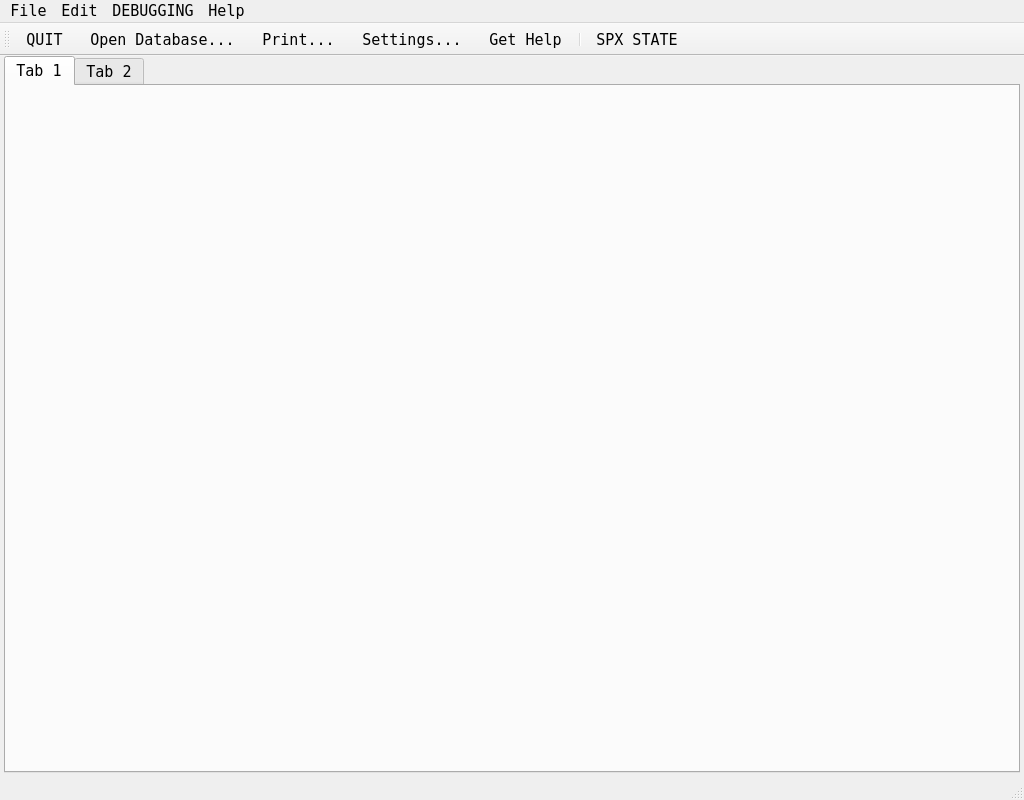
dmarc0001/spx42Control, file src/ui/SPX42ControlMainWin.ui: the form before one commit.
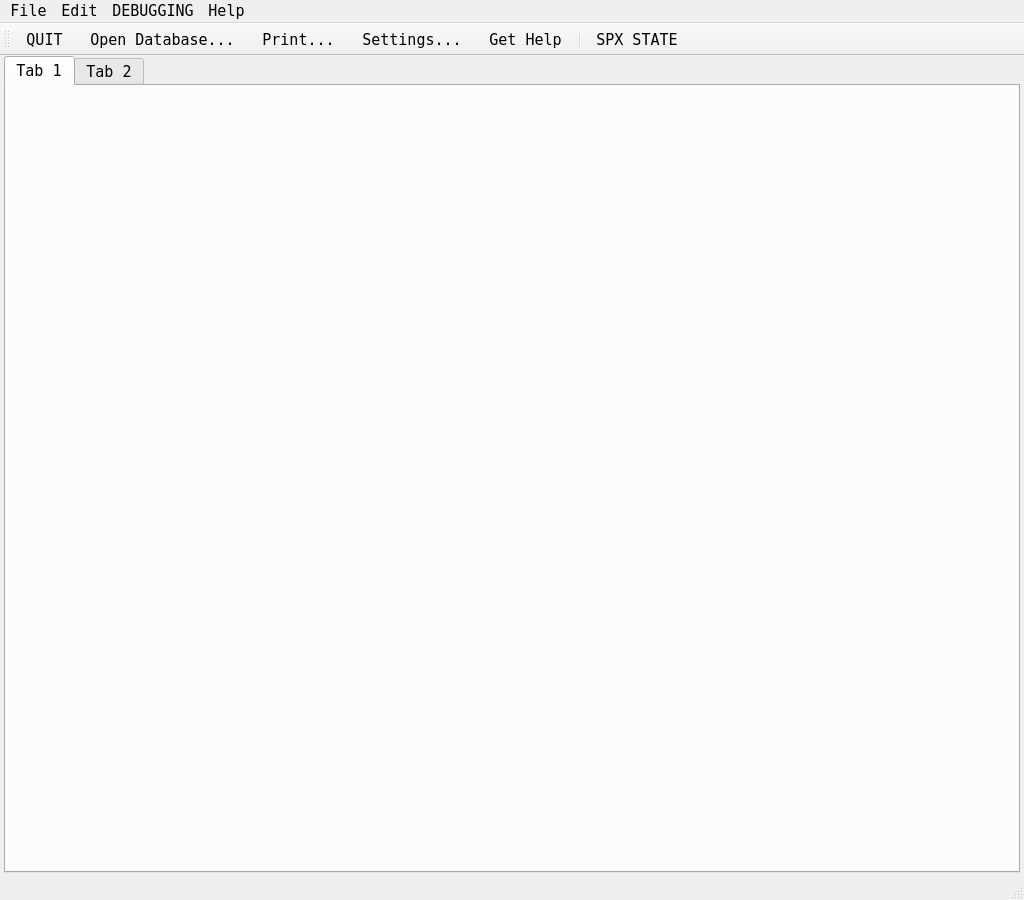
The form after the commit. Icons and pictures are not drawn.

Commit message: - mindesthöhe auf 900 wg busy-anzeige und fontgrößen

The edit to the form file:
```diff
--- a/src/ui/SPX42ControlMainWin.ui
+++ b/src/ui/SPX42ControlMainWin.ui
@@ -7,19 +7,19 @@
     <x>0</x>
     <y>0</y>
     <width>1024</width>
-    <height>800</height>
+    <height>900</height>
    </rect>
   </property>
   <property name="minimumSize">
    <size>
     <width>980</width>
-    <height>800</height>
+    <height>900</height>
    </size>
   </property>
   <property name="maximumSize">
    <size>
     <width>2048</width>
-    <height>1820</height>
+    <height>1900</height>
    </size>
   </property>
   <property name="baseSize">
```
